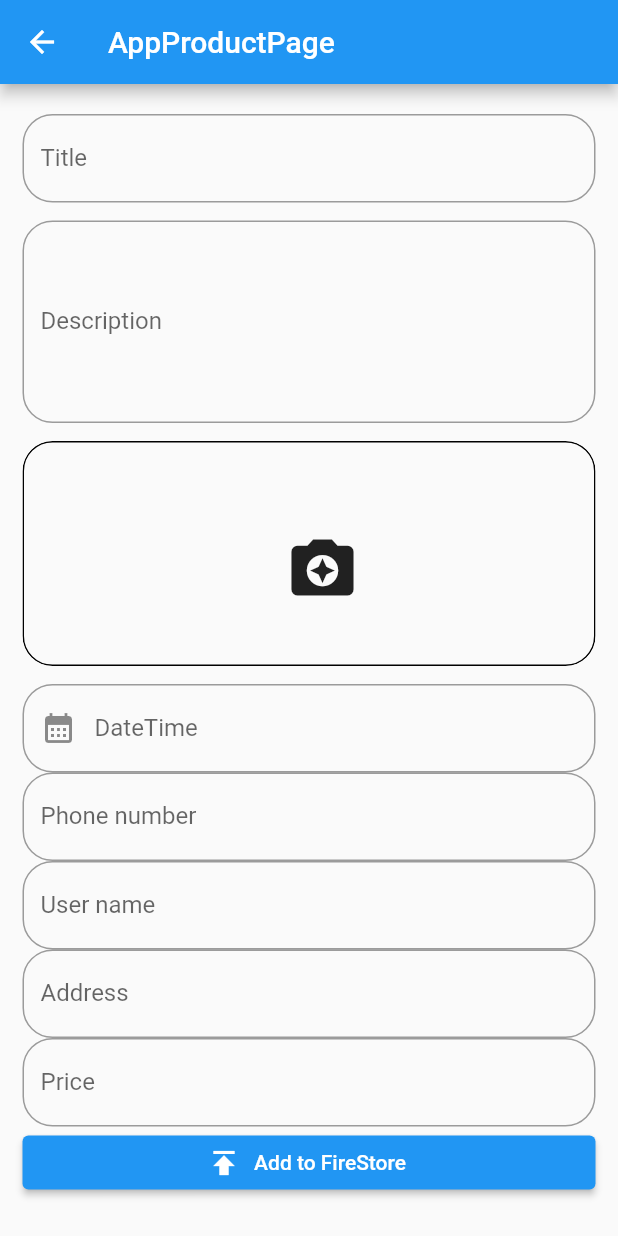
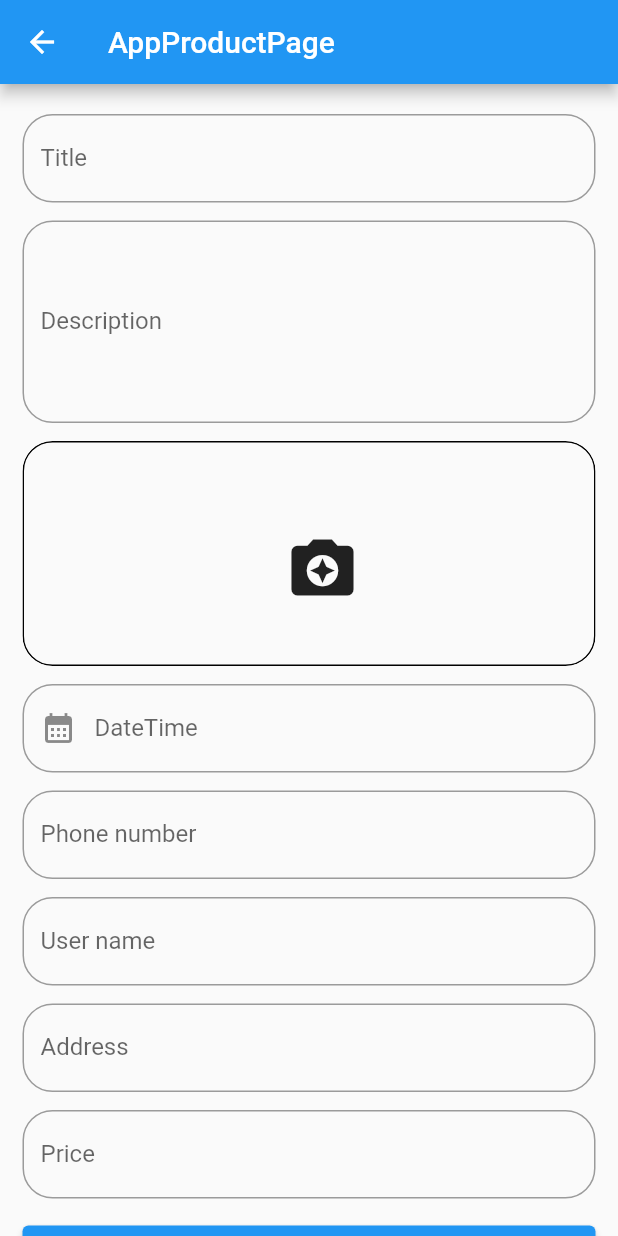
Before and after one commit to kgleader/reklama_app, a Flutter app: the AddProductPage screen opened directly, on a phone screen of 412 x 824 dp. Run offline on Flutter 3.47's test engine with Material 2 defaults, Android fonts, the phone set to English and light mode, and no system bars; our stand-ins replace firebase_core, image_picker; accounts and stored records are empty.

Commit message:
added new changes to UI

```diff
--- a/lib/add_product/page/add_product_page.dart
+++ b/lib/add_product/page/add_product_page.dart
@@ -57,22 +57,27 @@ class AddProductPage extends StatelessWidget {
               );
             },
           ),
+          const SizedBox(height: 12),
           CustomTextField(
             controller: _phn,
             hintText: 'Phone number',
           ),
+          const SizedBox(height: 12),
           CustomTextField(
             controller: _userName,
             hintText: 'User name',
           ),
+          const SizedBox(height: 12),
           CustomTextField(
             controller: _address,
             hintText: 'Address',
           ),
+          const SizedBox(height: 12),
           CustomTextField(
             controller: _price,
             hintText: 'Price',
           ),
+          const SizedBox(height: 12),
           ElevatedButton.icon(
             onPressed: () {},
             icon: const Icon(Icons.publish),
```
